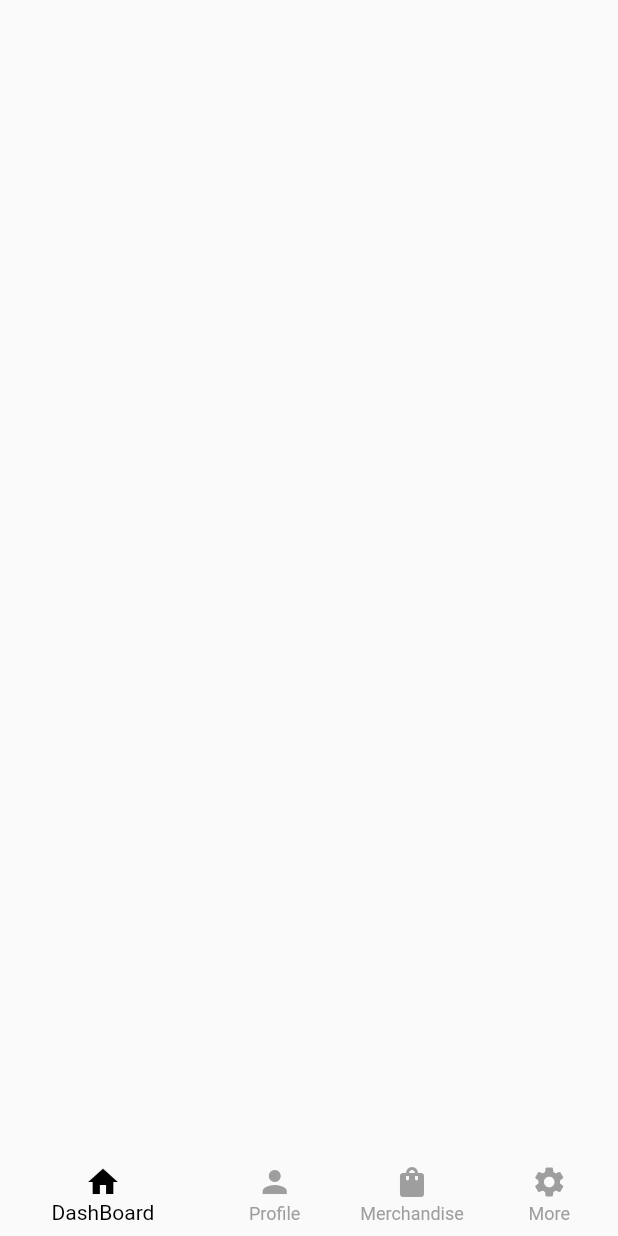
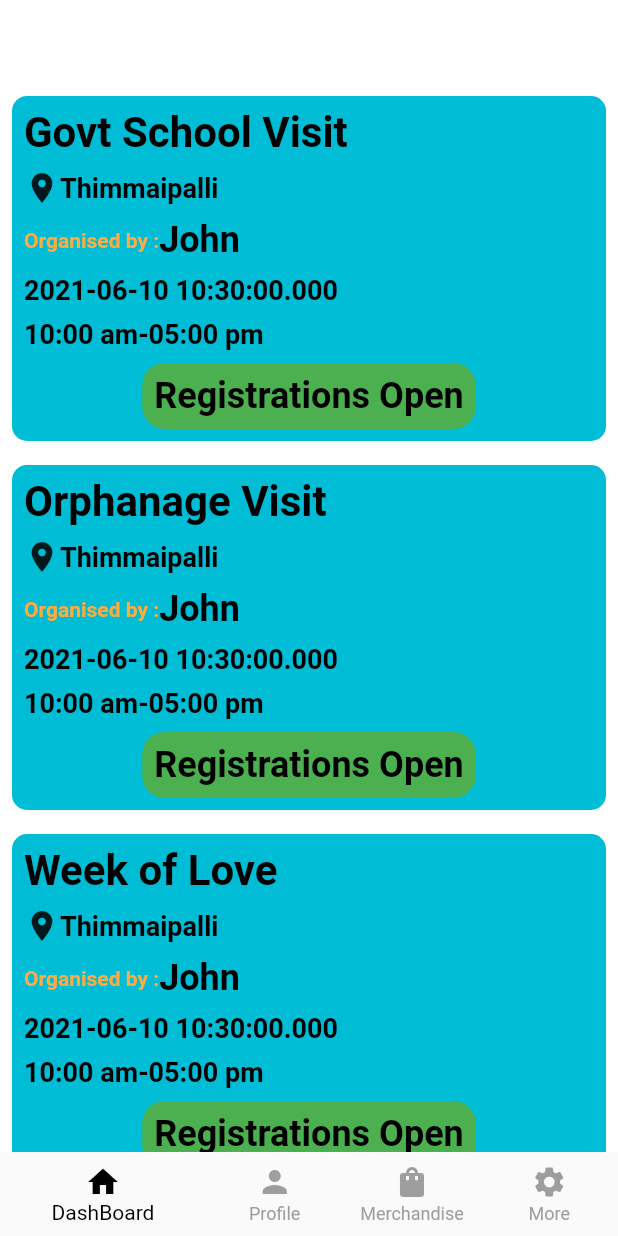
Before and after one commit to NSS-BPHC/nssapp, a Flutter app: the screen it shows after launch, on a phone screen of 412 x 824 dp. Run offline on Flutter 3.47's test engine with Material 2 defaults, Android fonts, the phone set to English and light mode, and no system bars.

Commit message:
DashBoard, EventRegistration, suggestion box done

```diff
--- /dev/null
+++ b/lib/models/eventModel.dart
@@ -0,0 +1,22 @@
+class EventModel {
+  final String title;
+  final DateTime date;
+  final DateTime startTime;
+  final DateTime endTime;
+  final DateTime withDrawTime;
+  final String description;
+  final String organiser;
+  final String location;
+  final int noOfVolunteers;
+
+  EventModel(
+      {required this.title,
+      required this.date,
+      required this.startTime,
+      required this.endTime,
+      required this.withDrawTime,
+      required this.description,
+      required this.organiser,
+      required this.location,
+      required this.noOfVolunteers});
+}
--- a/lib/views/screens/volunteerDashBoard.dart
+++ b/lib/views/screens/volunteerDashBoard.dart
@@ -1,4 +1,6 @@
 import 'package:flutter/material.dart';
+import 'package:nssapp/views/screens/volunteerProfile.dart';
+import 'package:nssapp/views/widgets/dashboardEventCard.dart';
 
 class VolunteerDashBoardScreen extends StatefulWidget {
   const VolunteerDashBoardScreen({Key? key}) : super(key: key);
@@ -11,6 +13,23 @@ class VolunteerDashBoardScreen extends StatefulWidget {
 class _VolunteerDashBoardScreenState extends State<VolunteerDashBoardScreen> {
   @override
   Widget build(BuildContext context) {
-    return Container();
+    return Scaffold(
+      backgroundColor: Colors.white,
+      appBar: AppBar(
+        backgroundColor: Colors.white,
+        elevation: 0.0,
+      ),
+      body: Container(
+        child: ListView.builder(
+          shrinkWrap: true,
+          itemCount: items.length,
+          itemBuilder: (context, index) {
+            return DashBoardEventCard(
+              eventModel: items[index],
+            );
+          },
+        ),
+      ),
+    );
   }
 }
--- a/lib/views/screens/volunteerProfile.dart
+++ b/lib/views/screens/volunteerProfile.dart
@@ -1,4 +1,5 @@
 import 'package:flutter/material.dart';
+import 'package:nssapp/models/eventModel.dart';
 import 'package:nssapp/views/widgets/eventCard.dart';
 
 class VolunteerProfileScreen extends StatefulWidget {
@@ -9,19 +10,38 @@ class VolunteerProfileScreen extends StatefulWidget {
 }
 
 final List<EventModel> items = [
-  EventModel(title: "Govt School Visit", date: "21-Sep-2021", score: 0),
-  EventModel(title: "Govt School Visit", date: "18-Sep-2021", score: 8),
-  EventModel(title: "Govt School Visit", date: "06-Aug-2021", score: 10),
-  EventModel(title: "Govt School Visit", date: "14-Jul-2021", score: 6),
+  EventModel(
+      title: "Govt School Visit",
+      date: DateTime.now(),
+      startTime: DateTime.now(),
+      endTime: DateTime.now(),
+      withDrawTime: DateTime.now(),
+      description:
+          "To visit to the government school nearby hi i am rohith i am fine and pink in health, sare ga ma pa finals sai ankit madhura gaanam padi 1 cr rupees sadhinchukunnaud, congratulations bvs ankit",
+      organiser: "John",
+      location: "Thimmaipalli",
+      noOfVolunteers: 10),
+  EventModel(
+      title: "Orphanage Visit",
+      date: DateTime.now(),
+      startTime: DateTime.now(),
+      endTime: DateTime.now(),
+      withDrawTime: DateTime.now(),
+      description: "To visit to the government school nearby",
+      organiser: "John",
+      location: "Thimmaipalli",
+      noOfVolunteers: 10),
+  EventModel(
+      title: "Week of Love",
+      date: DateTime.now(),
+      startTime: DateTime.now(),
+      endTime: DateTime.now(),
+      withDrawTime: DateTime.now(),
+      description: "To visit to the government school nearby",
+      organiser: "John",
+      location: "Thimmaipalli",
+      noOfVolunteers: 10),
 ];
-
-class EventModel {
-  final String title;
-  final String date;
-  final int score;
-
-  EventModel({required this.title, required this.date, required this.score});
-}
 
 class _VolunteerProfileScreenState extends State<VolunteerProfileScreen> {
   @override
--- /dev/null
+++ b/lib/views/widgets/dashboardEventCard.dart
@@ -0,0 +1,144 @@
+import 'package:flutter/material.dart';
+import 'package:nssapp/models/eventModel.dart';
+import 'package:nssapp/views/screens/volunteerEventRegistraion.dart';
+
+class DashBoardEventCard extends StatefulWidget {
+  final EventModel eventModel;
+
+  const DashBoardEventCard({Key? key, required this.eventModel})
+      : super(key: key);
+
+  @override
+  _DashBoardEventCardState createState() => _DashBoardEventCardState();
+}
+
+class _DashBoardEventCardState extends State<DashBoardEventCard> {
+  @override
+  Widget build(BuildContext context) {
+    return Padding(
+      padding: const EdgeInsets.all(8.0),
+      child: InkWell(
+        onTap: () {
+          Navigator.push(
+              context,
+              MaterialPageRoute(
+                  builder: (context) => VolunteerEventRegistrationScreen(
+                      eventModel: widget.eventModel)));
+        },
+        child: Container(
+          width: 80.0,
+          height: 230,
+          decoration: BoxDecoration(
+            color: Color(0xff00bcd4),
+            borderRadius: BorderRadius.all(Radius.circular(10)),
+          ),
+          child: Padding(
+            padding: const EdgeInsets.all(8.0),
+            child: Column(
+              mainAxisAlignment: MainAxisAlignment.spaceBetween,
+              children: [
+                Row(
+                  mainAxisAlignment: MainAxisAlignment.spaceBetween,
+                  crossAxisAlignment: CrossAxisAlignment.center,
+                  children: [
+                    Text(
+                      widget.eventModel.title,
+                      style: TextStyle(
+                          fontWeight: FontWeight.bold,
+                          fontSize: 28,
+                          color: Colors.black),
+                    ),
+                  ],
+                ),
+                Row(
+                  children: [
+                    Icon(Icons.place),
+                    Text(
+                      widget.eventModel.location,
+                      style: TextStyle(
+                          fontWeight: FontWeight.bold,
+                          fontSize: 18,
+                          color: Colors.black),
+                    ),
+                  ],
+                ),
+                Row(
+                  children: [
+                    Text(
+                      "Organised by :",
+                      style: TextStyle(
+                        fontWeight: FontWeight.bold,
+                        fontSize: 14,
+                        color: Colors.orangeAccent,
+                      ),
+                    ),
+                    Text(
+                      widget.eventModel.organiser,
+                      style: TextStyle(
+                          fontWeight: FontWeight.bold,
+                          fontSize: 24,
+                          color: Colors.black),
+                    ),
+                  ],
+                ),
+                Row(
+                  mainAxisAlignment: MainAxisAlignment.spaceBetween,
+                  crossAxisAlignment: CrossAxisAlignment.center,
+                  children: [
+                    Text(
+                      widget.eventModel.date.toString(),
+                      style: TextStyle(
+                          fontWeight: FontWeight.bold,
+                          fontSize: 18,
+                          color: Colors.black),
+                    ),
+                  ],
+                ),
+                Row(
+                  children: [
+                    Text(
+                      "10:00 am",
+                      style: TextStyle(
+                          fontWeight: FontWeight.bold,
+                          fontSize: 18,
+                          color: Colors.black),
+                    ),
+                    Text(
+                      "-",
+                      style: TextStyle(
+                          fontWeight: FontWeight.bold,
+                          fontSize: 18,
+                          color: Colors.black),
+                    ),
+                    Text(
+                      "05:00 pm",
+                      style: TextStyle(
+                          fontWeight: FontWeight.bold,
+                          fontSize: 18,
+                          color: Colors.black),
+                    ),
+                  ],
+                ),
+                Container(
+                  decoration: BoxDecoration(
+                      color: Colors.green,
+                      borderRadius: BorderRadius.all(Radius.circular(15))),
+                  child: Padding(
+                    padding: const EdgeInsets.all(8.0),
+                    child: Text(
+                      "Registrations Open",
+                      style: TextStyle(
+                          fontWeight: FontWeight.bold,
+                          fontSize: 24,
+                          color: Colors.black),
+                    ),
+                  ),
+                ),
+              ],
+            ),
+          ),
+        ),
+      ),
+    );
+  }
+}
```
Also changed, not shown: lib/models/volunteerModel.dart (added, +14 -0 lines), lib/views/screens/volunteerDropSuggestions.dart (added, +77 -0 lines), lib/views/screens/volunteerEventRegistraion.dart (added, +199 -0 lines), lib/views/screens/volunteerMoreInfo.dart (+15 -1 lines), lib/views/widgets/eventCard.dart (+34 -44 lines).
